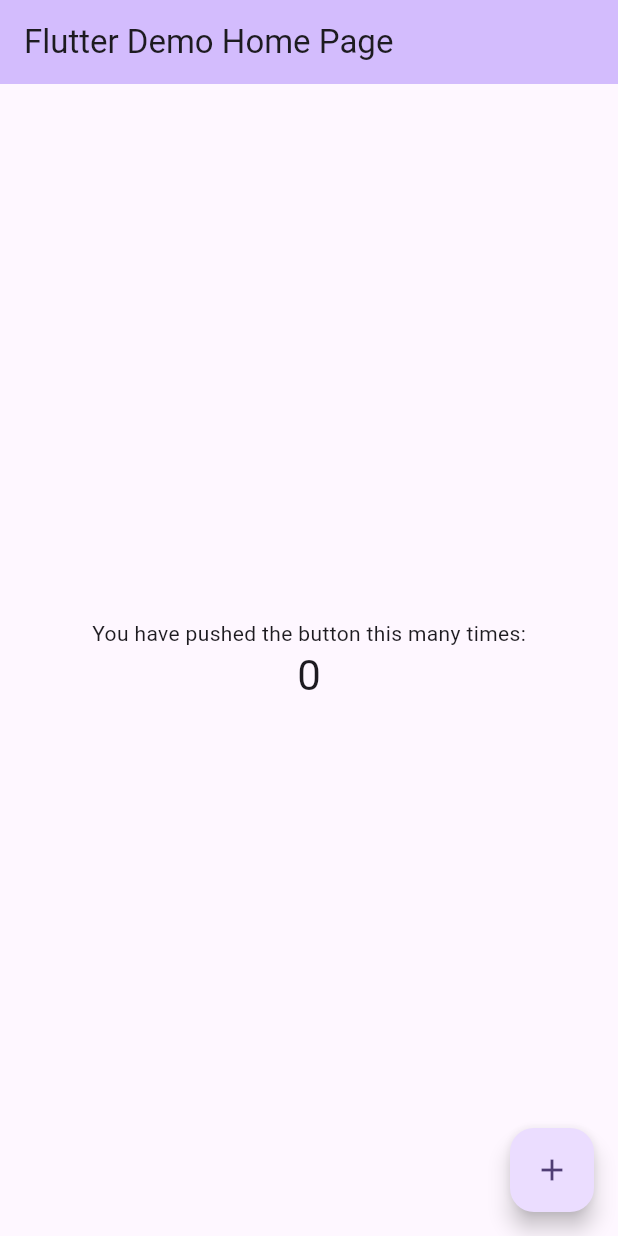
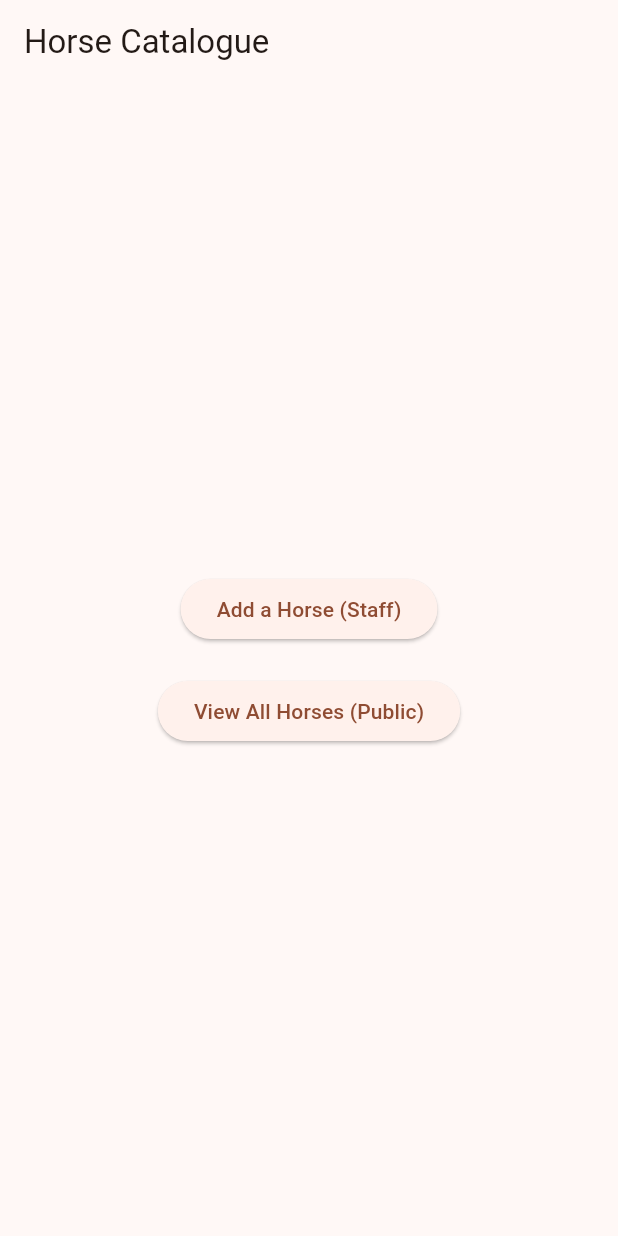
Before and after one commit to MiloszCwynar/EquineApp, a Flutter app: the screen it shows after launch, on a phone screen of 412 x 824 dp. Run offline on Flutter 3.47's test engine with Material 3 defaults, Android fonts, the phone set to English and light mode, and no system bars; our stand-ins replace firebase_core; accounts and stored records are empty.

Commit message:
add homepage and routes to add_horse and view_horses pages

```diff
--- a/lib/main.dart
+++ b/lib/main.dart
@@ -1,122 +1,39 @@
 import 'package:flutter/material.dart';
+import 'package:firebase_core/firebase_core.dart';
+import 'screens/home_page.dart';
+import 'screens/add_horse_page.dart';
+import 'screens/view_horses_page.dart';
+// import 'firebase_options.dart'; // Uncomment after running 'flutterfire configure'
 
-void main() {
-  runApp(const MyApp());
+void main() async {
+  // Required to initialize Firebase before the app runs
+  WidgetsFlutterBinding.ensureInitialized();
+
+  // await Firebase.initializeApp(
+  //   options: DefaultFirebaseOptions.currentPlatform,
+  // );
+
+  runApp(const HorseCatalogueApp());
 }
 
-class MyApp extends StatelessWidget {
-  const MyApp({super.key});
+class HorseCatalogueApp extends StatelessWidget {
+  const HorseCatalogueApp({Key? key}) : super(key: key);
 
-  // This widget is the root of your application.
   @override
   Widget build(BuildContext context) {
     return MaterialApp(
-      title: 'Flutter Demo',
+      title: 'Horse Catalogue',
       theme: ThemeData(
-        // This is the theme of your application.
-        //
-        // TRY THIS: Try running your application with "flutter run". You'll see
-        // the application has a purple toolbar. Then, without quitting the app,
-        // try changing the seedColor in the colorScheme below to Colors.green
-        // and then invoke "hot reload" (save your changes or press the "hot
-        // reload" button in a Flutter-supported IDE, or press "r" if you used
-        // the command line to start the app).
-        //
-        // Notice that the counter didn't reset back to zero; the application
-        // state is not lost during the reload. To reset the state, use hot
-        // restart instead.
-        //
-        // This works for code too, not just values: Most code changes can be
-        // tested with just a hot reload.
-        colorScheme: .fromSeed(seedColor: Colors.deepPurple),
+        colorScheme: ColorScheme.fromSeed(seedColor: Colors.brown),
+        useMaterial3: true,
       ),
-      home: const MyHomePage(title: 'Flutter Demo Home Page'),
+      // This maps the string paths to your actual screen files
+      initialRoute: '/',
+      routes: {
+        '/': (context) => const Homepage(),
+        //'/add-horse': (context) => const AddHorseScreen(),
+        //'/view-horses': (context) => const ViewHorsesScreen(),
+      },
     );
   }
 }
-
-class MyHomePage extends StatefulWidget {
-  const MyHomePage({super.key, required this.title});
-
-  // This widget is the home page of your application. It is stateful, meaning
-  // that it has a State object (defined below) that contains fields that affect
-  // how it looks.
-
-  // This class is the configuration for the state. It holds the values (in this
-  // case the title) provided by the parent (in this case the App widget) and
-  // used by the build method of the State. Fields in a Widget subclass are
-  // always marked "final".
-
-  final String title;
-
-  @override
-  State<MyHomePage> createState() => _MyHomePageState();
-}
-
-class _MyHomePageState extends State<MyHomePage> {
-  int _counter = 0;
-
-  void _incrementCounter() {
-    setState(() {
-      // This call to setState tells the Flutter framework that something has
-      // changed in this State, which causes it to rerun the build method below
-      // so that the display can reflect the updated values. If we changed
-      // _counter without calling setState(), then the build method would not be
-      // called again, and so nothing would appear to happen.
-      _counter++;
-    });
-  }
-
-  @override
-  Widget build(BuildContext context) {
-    // This method is rerun every time setState is called, for instance as done
-    // by the _incrementCounter method above.
-    //
-    // The Flutter framework has been optimized to make rerunning build methods
-    // fast, so that you can just rebuild anything that needs updating rather
-    // than having to individually change instances of widgets.
-    return Scaffold(
-      appBar: AppBar(
-        // TRY THIS: Try changing the color here to a specific color (to
-        // Colors.amber, perhaps?) and trigger a hot reload to see the AppBar
-        // change color while the other colors stay the same.
-        backgroundColor: Theme.of(context).colorScheme.inversePrimary,
-        // Here we take the value from the MyHomePage object that was created by
-        // the App.build method, and use it to set our appbar title.
-        title: Text(widget.title),
-      ),
-      body: Center(
-        // Center is a layout widget. It takes a single child and positions it
-        // in the middle of the parent.
-        child: Column(
-          // Column is also a layout widget. It takes a list of children and
-          // arranges them vertically. By default, it sizes itself to fit its
-          // children horizontally, and tries to be as tall as its parent.
-          //
-          // Column has various properties to control how it sizes itself and
-          // how it positions its children. Here we use mainAxisAlignment to
-          // center the children vertically; the main axis here is the vertical
-          // axis because Columns are vertical (the cross axis would be
-          // horizontal).
-          //
-          // TRY THIS: Invoke "debug painting" (choose the "Toggle Debug Paint"
-          // action in the IDE, or press "p" in the console), to see the
-          // wireframe for each widget.
-          mainAxisAlignment: .center,
-          children: [
-            const Text('You have pushed the button this many times:'),
-            Text(
-              '$_counter',
-              style: Theme.of(context).textTheme.headlineMedium,
-            ),
-          ],
-        ),
-      ),
-      floatingActionButton: FloatingActionButton(
-        onPressed: _incrementCounter,
-        tooltip: 'Increment',
-        child: const Icon(Icons.add),
-      ),
-    );
-  }
-}
--- /dev/null
+++ b/lib/screens/home_page.dart
@@ -0,0 +1,28 @@
+import 'package:flutter/material.dart';
+
+class Homepage extends StatelessWidget {
+  const Homepage({Key? key}) : super(key: key);
+
+  @override
+  Widget build(BuildContext context) {
+    return Scaffold(
+      appBar: AppBar(title: const Text('Horse Catalogue')),
+      body: Center(
+        child: Column(
+          mainAxisAlignment: MainAxisAlignment.center,
+          children: [
+            ElevatedButton(
+              onPressed: () => Navigator.pushNamed(context, '/add-horse'),
+              child: const Text('Add a Horse (Staff)'),
+            ),
+            const SizedBox(height: 20),
+            ElevatedButton(
+              onPressed: () => Navigator.pushNamed(context, '/view-horses'),
+              child: const Text('View All Horses (Public)'),
+            ),
+          ],
+        ),
+      ),
+    );
+  }
+}
```
